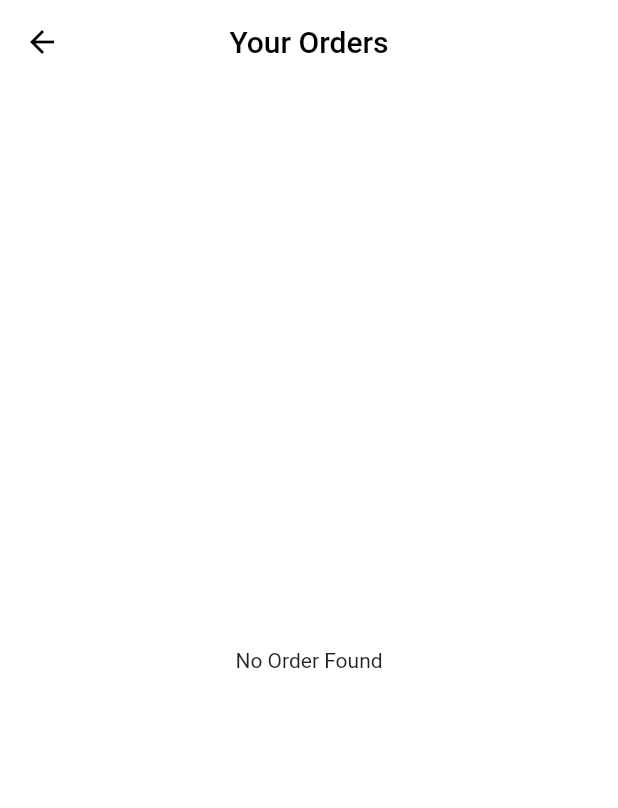
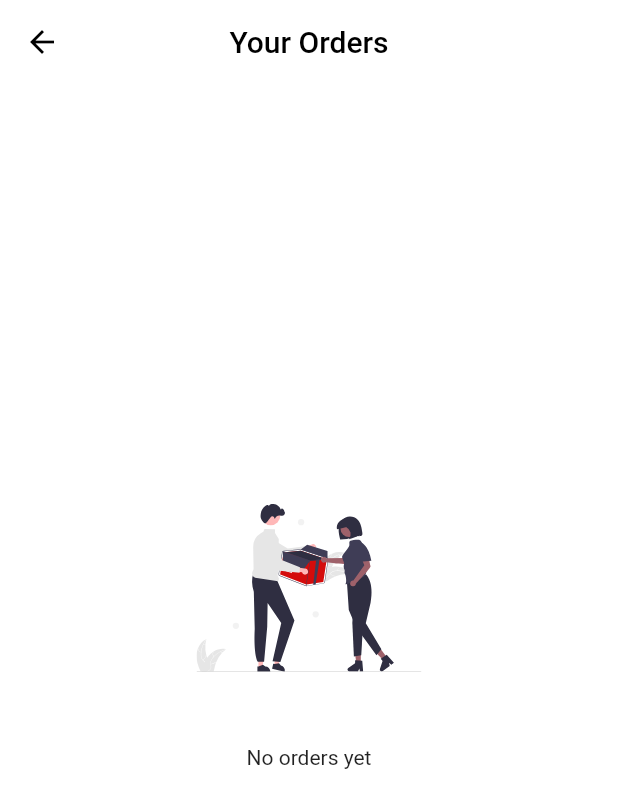
Before and after one commit to melmatx/QuickCart, a Flutter app: the screen it shows once a user with an empty profile is signed in, item 4 of the bottom bar chosen, after a tap on "Your Orders", on a phone screen of 412 x 824 dp. Shown: the top 808 px of the screen. Run offline on Flutter 3.47's test engine with Material 2 defaults, Android fonts, the phone set to English and light mode, and no system bars; our stand-ins replace auto_size_text, cloud_firestore, firebase_auth, firebase_core, firebase_messaging, firebase_storage and 4 more; missing offline and left inert: flutter_stripe; accounts and stored records are empty.

Commit message:
Added new assets

```diff
--- a/lib/constants/asset_images.dart
+++ b/lib/constants/asset_images.dart
@@ -4,5 +4,13 @@ class AssetsImages {
   static const String _imagesPath = "assets/images";
 
   final String welcomeImage = "$_imagesPath/welcome.png";
-  final String googleLogo = "$_imagesPath/googlelogo.png";
+  final String slide_1 = "$_imagesPath/slide_1.png";
+  final String slide_2 = "$_imagesPath/slide_2.png";
+  final String slide_3 = "$_imagesPath/slide_3.png";
+  final String emptyCart = "$_imagesPath/empty_cart.svg";
+  final String emptySearch = "$_imagesPath/empty_search.svg";
+  final String emptyCategory = "$_imagesPath/empty_category.svg";
+  final String emptyOrders = "$_imagesPath/empty_orders.svg";
+  final String emptyWishlist = "$_imagesPath/empty_wishlist.svg";
+  final String noData = "$_imagesPath/no_data.svg";
 }
--- a/lib/screens/home/home.dart
+++ b/lib/screens/home/home.dart
@@ -1,5 +1,6 @@
 import 'package:flutter/cupertino.dart';
 import 'package:flutter/material.dart';
+import 'package:flutter_svg/flutter_svg.dart';
 import 'package:provider/provider.dart';
 import 'package:quickcart/constants/routes.dart';
 import 'package:quickcart/firebase_helper/firebase_firestore_helper/firebase_firestore.dart';
@@ -8,6 +9,7 @@ import 'package:quickcart/provider/app_provider.dart';
 import 'package:quickcart/screens/category_view/category_view.dart';
 import 'package:quickcart/screens/home/widgets/product_card.dart';
 
+import '../../constants/asset_images.dart';
 import '../../models/product_model/product_model.dart';
 
 class Home extends StatefulWidget {
@@ -85,8 +87,20 @@ class _HomeState extends State<Home> {
                           onChanged: (String value) {
                             searchProducts(value);
                           },
-                          decoration:
-                              const InputDecoration(hintText: "Search...."),
+                          decoration: InputDecoration(
+                            hintText: "Search....",
+                            suffixIcon: search.text.isNotEmpty
+                                ? IconButton(
+                                    icon: const Icon(Icons.clear),
+                                    onPressed: () {
+                                      setState(() {
+                                        search.clear();
+                                        searchProducts('');
+                                      });
+                                    },
+                                  )
+                                : null,
+                          ),
                         ),
                         const SizedBox(
                           height: 24.0,
@@ -170,8 +184,24 @@ class _HomeState extends State<Home> {
                     height: 12.0,
                   ),
                   search.text.isNotEmpty && searchList.isEmpty
-                      ? const Center(
-                          child: Text("No Product Found"),
+                      ? Center(
+                          child: Column(
+                            children: [
+                              const SizedBox(
+                                height: 15.0,
+                              ),
+                              SvgPicture.asset(
+                                AssetsImages.instance.emptySearch,
+                                semanticsLabel: 'Empty search',
+                                width: 200,
+                                height: 200,
+                              ),
+                              const SizedBox(
+                                height: 30.0,
+                              ),
+                              const Text("No Products Found"),
+                            ],
+                          ),
                         )
                       : searchList.isNotEmpty
                           ? Padding(
--- a/lib/screens/order_screen/order_screen.dart
+++ b/lib/screens/order_screen/order_screen.dart
@@ -1,8 +1,11 @@
 import 'package:flutter/material.dart';
+import 'package:flutter_svg/flutter_svg.dart';
 import 'package:quickcart/firebase_helper/firebase_firestore_helper/firebase_firestore.dart';
 import 'package:quickcart/models/order_model/order_model.dart';
 import 'package:quickcart/screens/order_screen/widgets/multiple_order_item.dart';
 import 'package:quickcart/screens/order_screen/widgets/single_order_item.dart';
+
+import '../../constants/asset_images.dart';
 
 class OrderScreen extends StatelessWidget {
   const OrderScreen({super.key});
@@ -32,8 +35,25 @@ class OrderScreen extends StatelessWidget {
           if (snapshot.data!.isEmpty ||
               snapshot.data == null ||
               !snapshot.hasData) {
-            return const Center(
-              child: Text("No Order Found"),
+            return Center(
+              child: Column(
+                mainAxisAlignment: MainAxisAlignment.center,
+                children: [
+                  SvgPicture.asset(
+                    AssetsImages.instance.emptyOrders,
+                    semanticsLabel: 'Empty orders',
+                    width: 150,
+                    height: 150,
+                  ),
+                  const SizedBox(
+                    height: 30,
+                  ),
+                  const Text("No orders yet"),
+                  const SizedBox(
+                    height: 50,
+                  )
+                ],
+              ),
             );
           }
 
```
Also changed, not shown: lib/screens/cart_screen/cart_screen.dart (+18 -2 lines), lib/screens/category_view/category_view.dart (+26 -24 lines), lib/screens/favourite_screen/favourite_screen.dart (+21 -2 lines), assets/images/empty_cart.svg (added), assets/images/empty_category.svg (added), assets/images/empty_orders.svg (added), assets/images/empty_search.svg (added), assets/images/empty_wishlist.svg (added), assets/images/logo.png, assets/images/logo_square.png, assets/images/no_data.svg (added), assets/images/slide_1.png (added), assets/images/slide_2.png (added), assets/images/slide_3.png (added), 1 more files.
